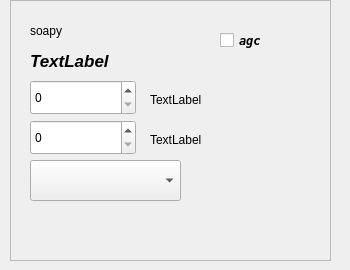
The window that devices/soapy/soapy-widget.ui (JvanKatwijk/qt-dab) describes before a commit, drawn with Qt 5.
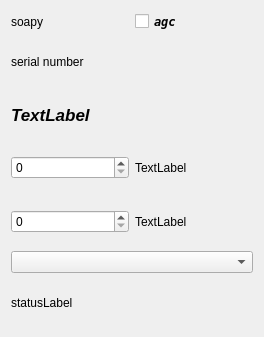
The same window after the commit.

What changed in the file:
```diff
--- a/devices/soapy/soapy-widget.ui
+++ b/devices/soapy/soapy-widget.ui
@@ -6,63 +6,25 @@
    <rect>
     <x>0</x>
     <y>0</y>
-    <width>350</width>
-    <height>270</height>
+    <width>264</width>
+    <height>337</height>
    </rect>
   </property>
   <property name="windowTitle">
    <string>soapy control</string>
   </property>
-  <widget class="QFrame" name="frame">
-   <property name="geometry">
-    <rect>
-     <x>10</x>
-     <y>0</y>
-     <width>321</width>
-     <height>261</height>
-    </rect>
-   </property>
-   <property name="frameShape">
-    <enum>QFrame::StyledPanel</enum>
-   </property>
-   <property name="frameShadow">
-    <enum>QFrame::Raised</enum>
-   </property>
+  <layout class="QVBoxLayout" name="verticalLayout">
+   <item>
+    <layout class="QHBoxLayout" name="horizontalLayout">
+     <item>
    <widget class="QLabel" name="deviceLabel">
-    <property name="geometry">
-     <rect>
-      <x>20</x>
-      <y>20</y>
-      <width>121</width>
-      <height>21</height>
-     </rect>
-    </property>
     <property name="text">
      <string>soapy</string>
     </property>
    </widget>
-   <widget class="QLabel" name="statusLabel">
-    <property name="geometry">
-     <rect>
-      <x>16</x>
-      <y>180</y>
-      <width>121</width>
-      <height>21</height>
-     </rect>
-    </property>
-    <property name="text">
-     <string/>
-    </property>
-   </widget>
+     </item>
+     <item>
    <widget class="QCheckBox" name="agcControl">
-    <property name="geometry">
-     <rect>
-      <x>210</x>
-      <y>30</y>
-      <width>71</width>
-      <height>21</height>
-     </rect>
-    </property>
     <property name="font">
      <font>
       <family>DejaVu Sans Mono</family>
@@ -78,74 +40,18 @@
      <string>agc</string>
     </property>
    </widget>
+     </item>
+    </layout>
+   </item>
+   <item>
    <widget class="QLabel" name="serialNumber">
-    <property name="geometry">
-     <rect>
-      <x>20</x>
-      <y>50</y>
-      <width>171</width>
-      <height>21</height>
-     </rect>
-    </property>
     <property name="text">
-     <string/>
-    </property>
-   </widget>
-   <widget class="QSpinBox" name="spinBox_1">
-    <property name="geometry">
-     <rect>
-      <x>20</x>
-      <y>80</y>
-      <width>106</width>
-      <height>35</height>
-     </rect>
-    </property>
-   </widget>
-   <widget class="QSpinBox" name="spinBox_2">
-    <property name="geometry">
-     <rect>
-      <x>20</x>
-      <y>120</y>
-      <width>106</width>
-      <height>35</height>
-     </rect>
-    </property>
-   </widget>
-   <widget class="QLabel" name="labelSpinbox_1">
-    <property name="geometry">
-     <rect>
-      <x>140</x>
-      <y>90</y>
-      <width>67</width>
-      <height>19</height>
-     </rect>
-    </property>
-    <property name="text">
-     <string>TextLabel</string>
-    </property>
-   </widget>
-   <widget class="QLabel" name="labelSpinbox_2">
-    <property name="geometry">
-     <rect>
-      <x>140</x>
-      <y>130</y>
-      <width>67</width>
-      <height>19</height>
-     </rect>
-    </property>
-    <property name="text">
-     <string>TextLabel</string>
-    </property>
-   </widget>
+      <string>serial number</string>
+     </property>
+    </widget>
+   </item>
+   <item>
    <widget class="QLabel" name="deviceNameLabel">
-    <property name="geometry">
-     <rect>
-      <x>20</x>
-      <y>50</y>
-      <width>121</width>
-      <height>21</height>
-     </rect>
-    </property>
     <property name="font">
      <font>
       <pointsize>13</pointsize>
@@ -158,17 +64,46 @@
      <string>TextLabel</string>
     </property>
    </widget>
-   <widget class="QComboBox" name="comboBox_1">
-    <property name="geometry">
-     <rect>
-      <x>20</x>
-      <y>160</y>
-      <width>151</width>
-      <height>41</height>
-     </rect>
-    </property>
-   </widget>
-  </widget>
+   </item>
+   <item>
+    <layout class="QHBoxLayout" name="horizontalLayout_2">
+     <item>
+      <widget class="QSpinBox" name="spinBox_1"/>
+     </item>
+     <item>
+      <widget class="QLabel" name="labelSpinbox_1">
+       <property name="text">
+        <string>TextLabel</string>
+       </property>
+      </widget>
+     </item>
+    </layout>
+   </item>
+   <item>
+    <layout class="QHBoxLayout" name="horizontalLayout_3">
+     <item>
+      <widget class="QSpinBox" name="spinBox_2"/>
+     </item>
+     <item>
+      <widget class="QLabel" name="labelSpinbox_2">
+       <property name="text">
+        <string>TextLabel</string>
+       </property>
+      </widget>
+     </item>
+    </layout>
+   </item>
+   <item>
+    <widget class="QComboBox" name="comboBox_1"/>
+   </item>
+   <item>
+    <widget class="QLabel" name="statusLabel">
+     <property name="text">
+      <string>statusLabel</string>
+     </property>
+    </widget>
+   </item>
+  </layout>
  </widget>
  <resources/>
  <connections/>
```
Lines whose indentation alone changed are shown as unchanged.
